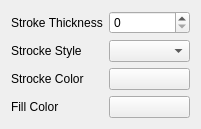
This is Project1-Qt/color.ui in manelmourelo/Project1-Qt-Advanced-Graphics-Programming as Qt 5 draws it before an edit. The edited form follows.
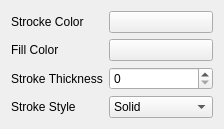
This is the edited form.

Commit message: UI with the correct elements

```diff
--- a/Project1-Qt/color.ui
+++ b/Project1-Qt/color.ui
@@ -14,26 +14,13 @@
    <string>Form</string>
   </property>
   <layout class="QGridLayout" name="gridLayout">
-   <item row="0" column="0">
+   <item row="4" column="0">
     <widget class="QLabel" name="label">
      <property name="text">
       <string>Stroke Thickness</string>
      </property>
     </widget>
    </item>
-   <item row="0" column="1">
-    <widget class="QSpinBox" name="strockeThickness"/>
-   </item>
-   <item row="1" column="0">
-    <widget class="QLabel" name="label_2">
-     <property name="text">
-      <string>Strocke Style</string>
-     </property>
-    </widget>
-   </item>
-   <item row="1" column="1">
-    <widget class="QComboBox" name="strockeStyle"/>
-   </item>
    <item row="2" column="0">
     <widget class="QLabel" name="label_3">
      <property name="text">
@@ -55,6 +42,9 @@
      </property>
     </widget>
    </item>
+   <item row="4" column="1">
+    <widget class="QSpinBox" name="strockeThickness"/>
+   </item>
    <item row="3" column="1">
     <widget class="QPushButton" name="fillColor">
      <property name="text">
@@ -62,6 +52,47 @@
      </property>
     </widget>
    </item>
+   <item row="5" column="0">
+    <widget class="QLabel" name="label_2">
+     <property name="text">
+      <string>Stroke Style</string>
+     </property>
+    </widget>
+   </item>
+   <item row="5" column="1">
+    <widget class="QComboBox" name="strockeStyle">
+     <item>
+      <property name="text">
+       <string>Solid</string>
+      </property>
+     </item>
+     <item>
+      <property name="text">
+       <string>Dash</string>
+      </property>
+     </item>
+     <item>
+      <property name="text">
+       <string>Dot</string>
+      </property>
+     </item>
+     <item>
+      <property name="text">
+       <string>Dash Dot</string>
+      </property>
+     </item>
+     <item>
+      <property name="text">
+       <string>Dash Dot Dot</string>
+      </property>
+     </item>
+     <item>
+      <property name="text">
+       <string>No stroke</string>
+      </property>
+     </item>
+    </widget>
+   </item>
   </layout>
  </widget>
  <resources/>
```
The commit also changes 2 other files.
